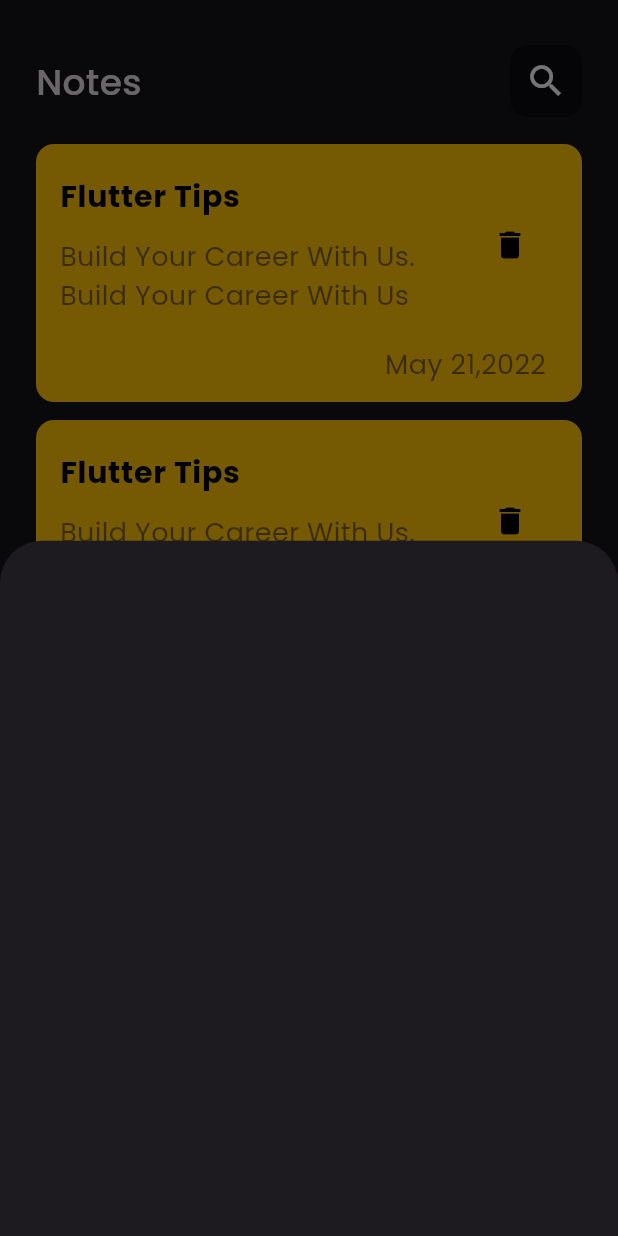
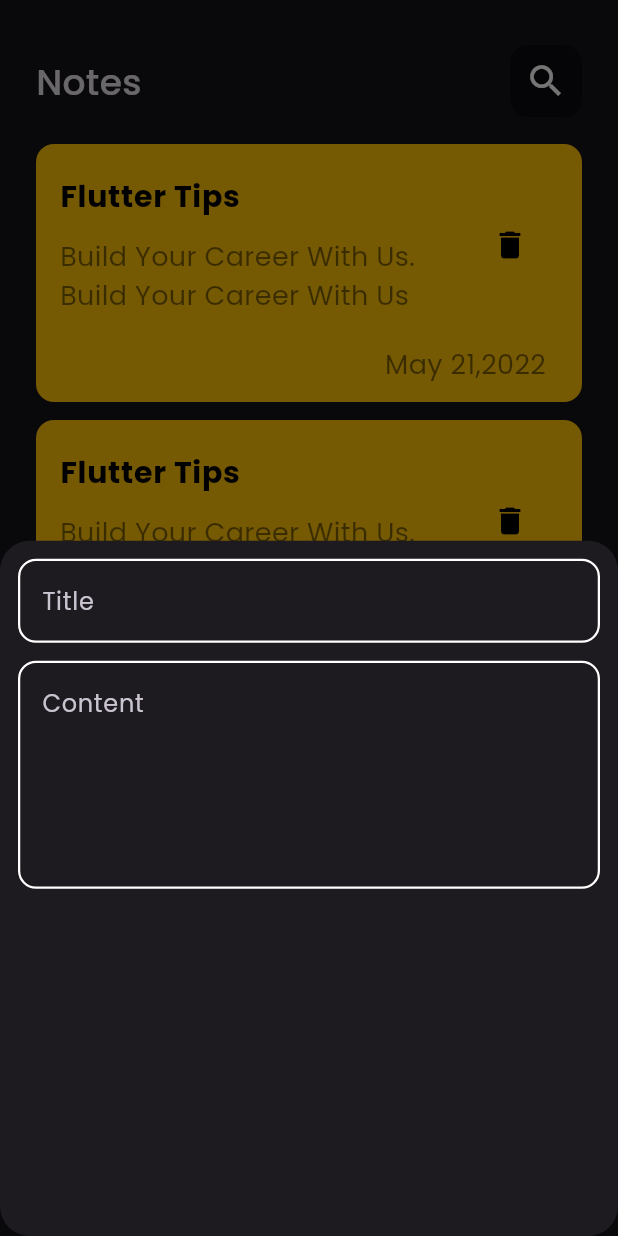
Before and after one commit to MohamedOmarKhedr/notes_app_clean_arch, a Flutter app: the screen it shows after launch, after a tap on the "add" icon, on a phone screen of 412 x 824 dp. Run offline on Flutter 3.47's test engine with Material 3 defaults, Android fonts, the phone set to English and light mode, and no system bars.

Commit message:
create custom text feild

```diff
--- a/lib/core/utils/colors_manager.dart
+++ b/lib/core/utils/colors_manager.dart
@@ -2,6 +2,6 @@
 
 class ColorsManager {
   static Color grey = Colors.black.withValues(alpha:.5 );
-
+  static const Color primary = Color(0xff62fcd7);
 
 }
--- a/lib/core/utils/theme_manager.dart
+++ b/lib/core/utils/theme_manager.dart
@@ -1,13 +1,26 @@
 import 'package:flutter/material.dart';
+import 'package:notes_app_clean_arch/core/utils/colors_manager.dart';
 
 class ThemeManager {
   static ThemeData getApplicationTheme() {
+    final themeManager = ThemeManager();
     return ThemeData(
       brightness: Brightness.dark,
       useMaterial3: true,
       fontFamily: 'Poppins',
-
+      inputDecorationTheme: InputDecorationTheme(
+        border: themeManager.buildBorder(),
+        enabledBorder: themeManager.buildBorder(),
+        focusedBorder: themeManager.buildBorder(color: ColorsManager.primary),
+        focusColor: ColorsManager.primary,
+      ),
     );
   }
 
+  OutlineInputBorder buildBorder({Color color = Colors.white}) {
+    return OutlineInputBorder(
+      borderSide: BorderSide(width: 1.5, color: color),
+      borderRadius: BorderRadius.circular(12),
+    );
+  }
 }
--- a/lib/features/home/presentation/views/home_view.dart
+++ b/lib/features/home/presentation/views/home_view.dart
@@ -10,9 +10,15 @@
     return Scaffold(
       floatingActionButton: FloatingActionButton(
         onPressed: () {
-          showModalBottomSheet(context: context, builder: (context) {
-            return AddNoteBottomSheet();
-          },);
+          showModalBottomSheet(
+            shape: RoundedRectangleBorder(
+              borderRadius: BorderRadius.circular(20),
+            ),
+            context: context,
+            builder: (context) {
+              return AddNoteBottomSheet();
+            },
+          );
         },
         child: const Icon(Icons.add),
       ),
--- a/lib/features/home/presentation/views/widgets/add_note_bottom_sheet.dart
+++ b/lib/features/home/presentation/views/widgets/add_note_bottom_sheet.dart
@@ -1,10 +1,21 @@
 import 'package:flutter/material.dart';
+import 'package:notes_app_clean_arch/features/home/presentation/views/widgets/custom_text_field.dart';
 
 class AddNoteBottomSheet extends StatelessWidget {
   const AddNoteBottomSheet({super.key});
 
   @override
   Widget build(BuildContext context) {
-    return Container();
+    return Padding(
+      padding: const EdgeInsets.symmetric(horizontal: 12),
+      child: Column(
+        children: [
+          SizedBox(height: 12,),
+          CustomTextField( hintText: 'Title',),
+          SizedBox(height: 12,),
+          CustomTextField( hintText: 'Content',maxLines: 5,),
+        ],
+      ),
+    );
   }
 }
--- /dev/null
+++ b/lib/features/home/presentation/views/widgets/custom_text_field.dart
@@ -0,0 +1,27 @@
+import 'package:flutter/material.dart';
+import 'package:notes_app_clean_arch/core/utils/colors_manager.dart';
+
+class CustomTextField extends StatelessWidget {
+  final String hintText;
+  final int? maxLines;
+  const CustomTextField({super.key,required this.hintText, this.maxLines = 1});
+
+  @override
+  Widget build(BuildContext context) {
+    return TextField(
+      maxLines: maxLines,
+      cursorColor: ColorsManager.primary,
+      decoration: InputDecoration(
+        hintText: hintText,
+
+      ),
+    );
+  }
+
+  OutlineInputBorder buildBorder({ Color color = Colors.white}) {
+    return OutlineInputBorder(
+        borderSide: BorderSide(width: 1.5,color: color),
+        borderRadius: BorderRadius.circular(12),
+      );
+  }
+}
```
